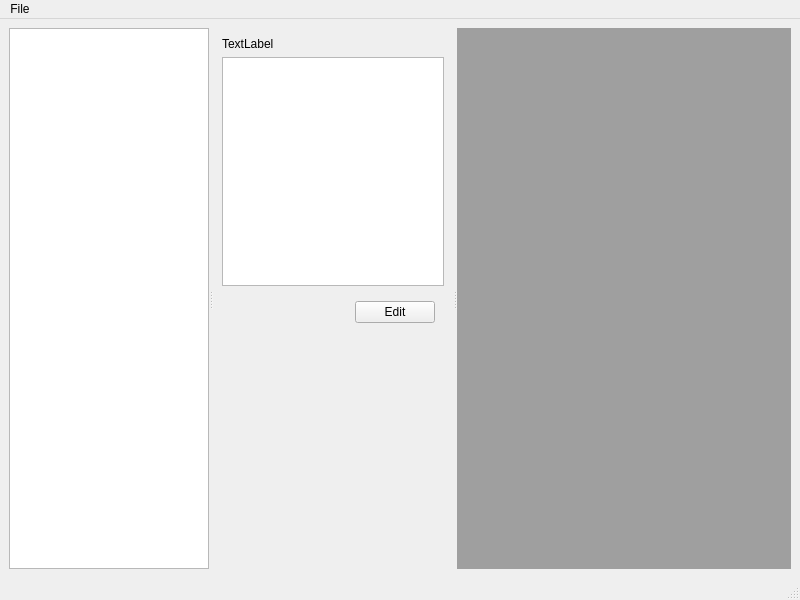
nextfoam/baram, file view/main_window/main_window.ui: the form before one commit.
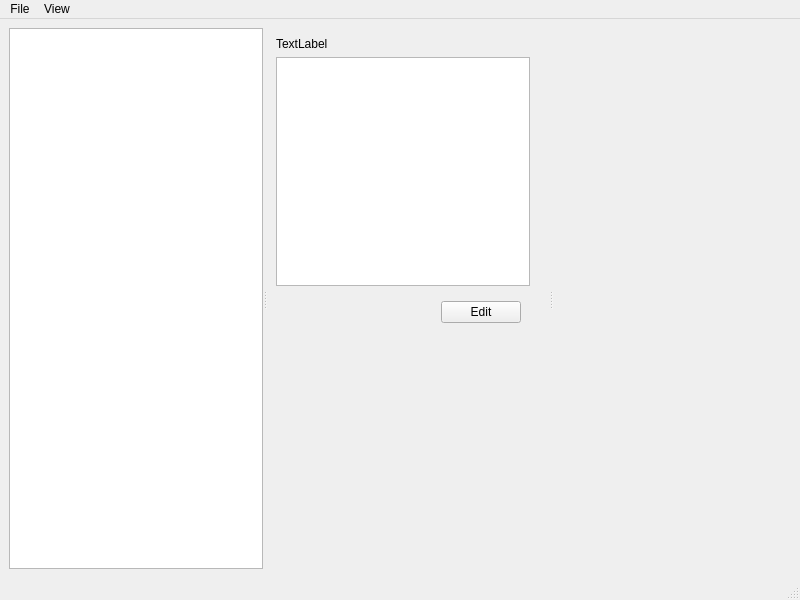
The form after the commit.

Commit message: Add dock widgets and OpenFOAM mesh display.

What changed in the file:
```diff
--- a/view/main_window/main_window.ui
+++ b/view/main_window/main_window.ui
@@ -10,13 +10,31 @@
     <height>600</height>
    </rect>
   </property>
+  <property name="sizePolicy">
+   <sizepolicy hsizetype="Fixed" vsizetype="Preferred">
+    <horstretch>0</horstretch>
+    <verstretch>0</verstretch>
+   </sizepolicy>
+  </property>
   <property name="windowTitle">
    <string>MainWindow</string>
   </property>
   <widget class="QWidget" name="centralwidget">
+   <property name="sizePolicy">
+    <sizepolicy hsizetype="Fixed" vsizetype="Preferred">
+     <horstretch>0</horstretch>
+     <verstretch>0</verstretch>
+    </sizepolicy>
+   </property>
    <layout class="QVBoxLayout" name="verticalLayout_3">
     <item>
      <widget class="QSplitter" name="splitter">
+      <property name="sizePolicy">
+       <sizepolicy hsizetype="Preferred" vsizetype="Preferred">
+        <horstretch>0</horstretch>
+        <verstretch>0</verstretch>
+       </sizepolicy>
+      </property>
       <property name="orientation">
        <enum>Qt::Horizontal</enum>
       </property>
@@ -43,6 +61,12 @@
        </column>
       </widget>
       <widget class="QStackedWidget" name="formView">
+       <property name="sizePolicy">
+        <sizepolicy hsizetype="Preferred" vsizetype="Preferred">
+         <horstretch>0</horstretch>
+         <verstretch>0</verstretch>
+        </sizepolicy>
+       </property>
        <property name="minimumSize">
         <size>
          <width>240</width>
@@ -130,14 +154,6 @@
         </layout>
        </widget>
       </widget>
-      <widget class="QMdiArea" name="displayView">
-       <property name="sizePolicy">
-        <sizepolicy hsizetype="Expanding" vsizetype="Expanding">
-         <horstretch>0</horstretch>
-         <verstretch>0</verstretch>
-        </sizepolicy>
-       </property>
-      </widget>
      </widget>
     </item>
    </layout>
@@ -163,9 +179,51 @@
     <addaction name="separator"/>
     <addaction name="actionExit"/>
    </widget>
+   <widget class="QMenu" name="menuView_2">
+    <property name="title">
+     <string>View</string>
+    </property>
+   </widget>
    <addaction name="menuFile"/>
+   <addaction name="menuView_2"/>
   </widget>
   <widget class="QStatusBar" name="statusbar"/>
+  <widget class="QDockWidget" name="emptyDock">
+   <property name="sizePolicy">
+    <sizepolicy hsizetype="Expanding" vsizetype="Preferred">
+     <horstretch>0</horstretch>
+     <verstretch>0</verstretch>
+    </sizepolicy>
+   </property>
+   <property name="features">
+    <set>QDockWidget::NoDockWidgetFeatures</set>
+   </property>
+   <property name="allowedAreas">
+    <set>Qt::RightDockWidgetArea</set>
+   </property>
+   <property name="windowTitle">
+    <string/>
+   </property>
+   <attribute name="dockWidgetArea">
+    <number>2</number>
+   </attribute>
+   <widget class="QWidget" name="dockWidgetContents">
+    <layout class="QVBoxLayout" name="verticalLayout_4">
+     <property name="leftMargin">
+      <number>0</number>
+     </property>
+     <property name="topMargin">
+      <number>0</number>
+     </property>
+     <property name="rightMargin">
+      <number>0</number>
+     </property>
+     <property name="bottomMargin">
+      <number>0</number>
+     </property>
+    </layout>
+   </widget>
+  </widget>
   <action name="actionNew">
    <property name="text">
     <string>New</string>
```
Left out of the diff: 8 changed lines with no effect on the pictures. The commit also changes 10 other files.
